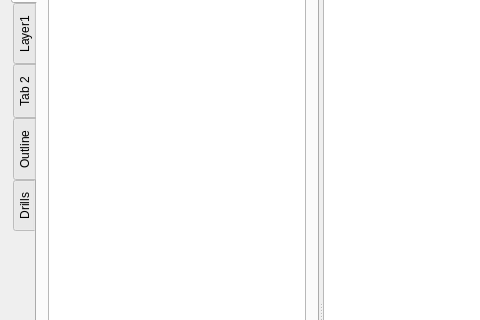
Above: res/mainwindow.ui from computergeek1507/GerberCAM before the change; both pictures show x 0 to 480 and y 100 to 420 of the 1213 by 825 pixel window. Below: the same form after it.
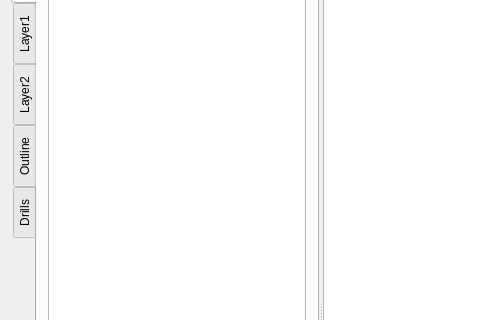
That is the form after the change.

```diff
--- a/res/mainwindow.ui
+++ b/res/mainwindow.ui
@@ -77,7 +77,7 @@
        </widget>
        <widget class="QWidget" name="tabLayer2">
         <attribute name="title">
-         <string>Tab 2</string>
+         <string>Layer2</string>
         </attribute>
         <layout class="QGridLayout" name="gridLayout_3">
          <item row="0" column="0">
```
Left out of the diff: 46 changed lines with no effect on the pictures.
